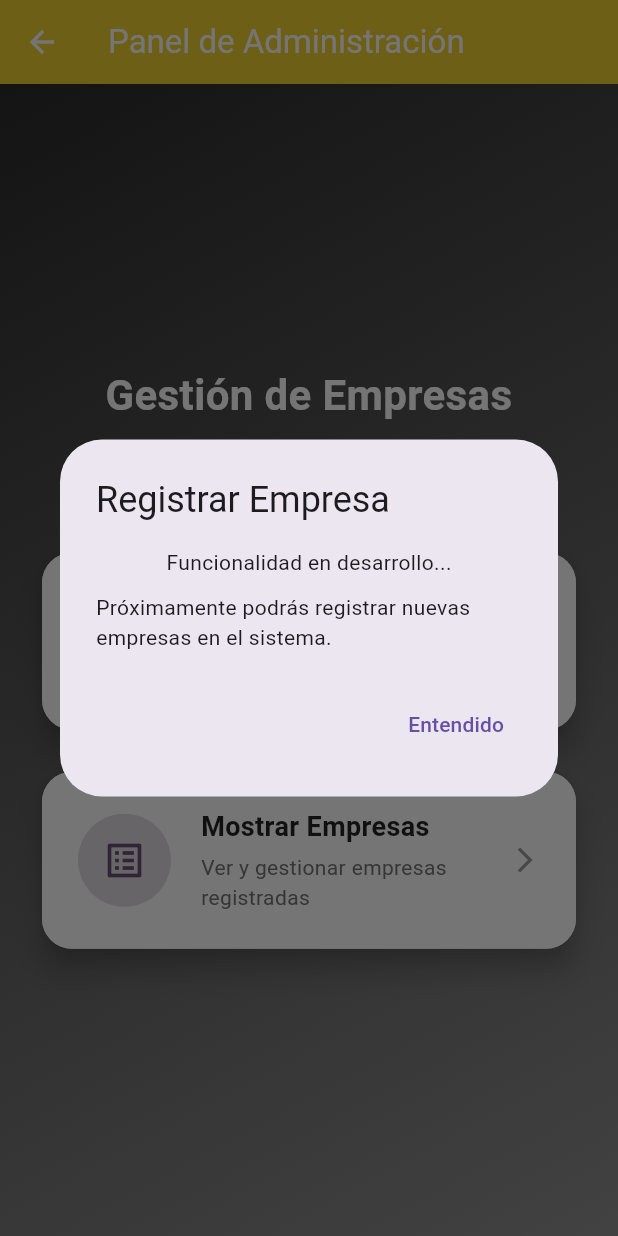
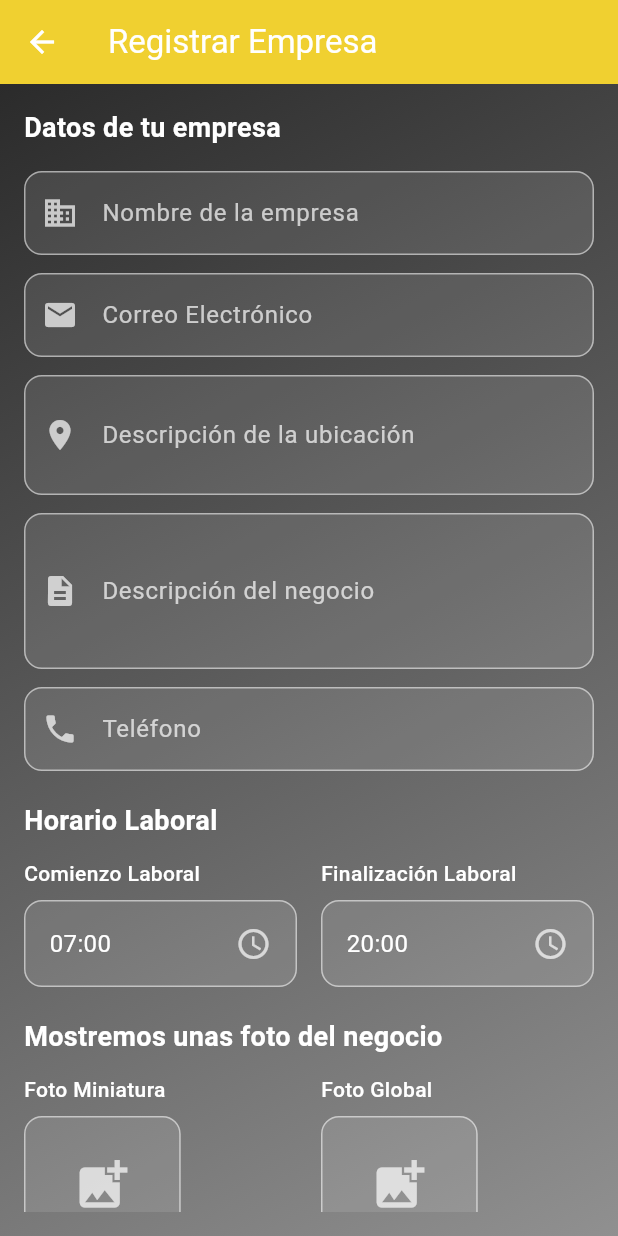
Before and after one commit to cjunior70/Proyecto-de-movil, a Flutter app: the HomepageAdmin screen opened directly, after a tap on "Registrar Empresa", on a phone screen of 412 x 824 dp. Run offline on Flutter 3.47's test engine with Material 3 defaults, Android fonts, the phone set to English and light mode, and no system bars; our stand-ins replace flutter_rating_bar, image_picker; network calls fail.

Commit message:
Conexcion de la interfaz de opcion con la intefaz de la empresa

```diff
--- /dev/null
+++ b/lib/ui/Administrador/RegistrarEmpresaPage.dart
@@ -0,0 +1,536 @@
+import 'dart:io';
+import 'package:flutter/material.dart';
+import 'package:image_picker/image_picker.dart';
+import 'package:proyecto/Controllers/empresa_controller.dart';
+import 'package:proyecto/models/empresa_model.dart';
+
+class RegistrarEmpresaPage extends StatefulWidget {
+  const RegistrarEmpresaPage({super.key});
+
+  @override
+  State<RegistrarEmpresaPage> createState() => _RegistroEmpresaPageState();
+}
+
+class _RegistroEmpresaPageState extends State<RegistrarEmpresaPage> {
+  final _formKey = GlobalKey<FormState>();
+  final EmpresaController _empresaController = EmpresaController();
+
+
+  final TextEditingController _nombreController = TextEditingController();
+  final TextEditingController _emailController = TextEditingController();
+  final TextEditingController _direccionController = TextEditingController();
+  final TextEditingController _descripcionController = TextEditingController();
+  final TextEditingController _telefonoController = TextEditingController();
+  final TextEditingController _facebookController = TextEditingController();
+  final TextEditingController _instagramController = TextEditingController();
+  final TextEditingController _whatsappController = TextEditingController();
+
+  TimeOfDay _horaInicio = const TimeOfDay(hour: 7, minute: 0);
+  TimeOfDay _horaFin = const TimeOfDay(hour: 20, minute: 0);
+
+
+  final ImagePicker _picker = ImagePicker();
+  XFile? _imagenMiniatura;
+  XFile? _imagenGlobal;
+
+  @override
+  void dispose() {
+
+    _nombreController.dispose();
+    _emailController.dispose();
+    _direccionController.dispose();
+    _descripcionController.dispose();
+    _telefonoController.dispose();
+    _facebookController.dispose();
+    _instagramController.dispose();
+    _whatsappController.dispose();
+    super.dispose();
+  }
+
+
+  Future<void> _seleccionarImagen(bool esMiniatura) async {
+    final XFile? imagen = await _picker.pickImage(source: ImageSource.gallery);
+    if (imagen != null) {
+      setState(() {
+        if (esMiniatura) {
+          _imagenMiniatura = imagen;
+        } else {
+          _imagenGlobal = imagen;
+        }
+      });
+    }
+  }
+
+
+  Future<void> _seleccionarHora(bool esInicio) async {
+    final TimeOfDay? horaSeleccionada = await showTimePicker(
+      context: context,
+      initialTime: esInicio ? _horaInicio : _horaFin,
+      builder: (context, child) {
+        return Theme(
+          data: ThemeData.dark(),
+          child: child!,
+        );
+      },
+    );
+
+    if (horaSeleccionada != null) {
+      setState(() {
+        if (esInicio) {
+          _horaInicio = horaSeleccionada;
+        } else {
+          _horaFin = horaSeleccionada;
+        }
+      });
+    }
+  }
+
+  @override
+  Widget build(BuildContext context) {
+    return Scaffold(
+      appBar: AppBar(
+        title: const Text('Registrar Empresa'),
+        backgroundColor: const Color.fromARGB(255, 240, 208, 48),
+        foregroundColor: Colors.white,
+        elevation: 0,
+      ),
+      body: Container(
+        decoration: const BoxDecoration(
+          gradient: LinearGradient(
+            begin: Alignment.topLeft,
+            end: Alignment.bottomRight,
+            colors: [
+              Color.fromARGB(255, 43, 43, 43),
+              Color.fromARGB(255, 144, 144, 144),
+            ],
+          ),
+        ),
+        child: Form(
+          key: _formKey,
+          child: Padding(
+            padding: const EdgeInsets.all(16.0),
+            child: SingleChildScrollView(
+              child: Column(
+                crossAxisAlignment: CrossAxisAlignment.start,
+                children: [
+
+                  _buildSectionTitle('Datos de tu empresa'),
+                  const SizedBox(height: 16),
+
+
+                  _buildTextField(
+                    controller: _nombreController,
+                    label: 'Nombre de la empresa',
+                    icon: Icons.business,
+                    validator: (value) {
+                      if (value == null || value.isEmpty) {
+                        return 'El nombre es obligatorio';
+                      }
+                      return null;
+                    },
+                  ),
+                  const SizedBox(height: 12),
+
+                  _buildTextField(
+                    controller: _emailController,
+                    label: 'Correo Electrónico',
+                    icon: Icons.email,
+                    keyboardType: TextInputType.emailAddress,
+                    validator: (value) {
+                      if (value == null || value.isEmpty) {
+                        return 'El correo es obligatorio';
+                      }
+                      if (!value.contains('@')) {
+                        return 'Correo electrónico inválido';
+                      }
+                      return null;
+                    },
+                  ),
+                  const SizedBox(height: 12),
+
+                  _buildTextField(
+                    controller: _direccionController,
+                    label: 'Descripción de la ubicación',
+                    icon: Icons.location_on,
+                    maxLines: 2,
+                    validator: (value) {
+                      if (value == null || value.isEmpty) {
+                        return 'La dirección es obligatoria';
+                      }
+                      return null;
+                    },
+                  ),
+                  const SizedBox(height: 12),
+
+                  _buildTextField(
+                    controller: _descripcionController,
+                    label: 'Descripción del negocio',
+                    icon: Icons.description,
+                    maxLines: 3,
+                  ),
+                  const SizedBox(height: 12),
+
+                  _buildTextField(
+                    controller: _telefonoController,
+                    label: 'Teléfono',
+                    icon: Icons.phone,
+                    keyboardType: TextInputType.phone,
+                    validator: (value) {
+                      if (value == null || value.isEmpty) {
+                        return 'El teléfono es obligatorio';
+                      }
+
+                      if (!RegExp(r'^\d{7,10}$').hasMatch(value)) {
+                        return 'Número inválido (7-10 dígitos)';
+                      }
+                      return null;
+                    },
+                  ),
+                  const SizedBox(height: 20),
+
+
+                  _buildSectionTitle('Horario Laboral'),
+                  const SizedBox(height: 12),
+
+                  Row(
+                    children: [
+                      Expanded(
+                        child: _buildTimePicker(
+                          label: 'Comienzo Laboral',
+                          time: _horaInicio,
+                          onTap: () => _seleccionarHora(true),
+                        ),
+                      ),
+                      const SizedBox(width: 16),
+                      Expanded(
+                        child: _buildTimePicker(
+                          label: 'Finalización Laboral',
+                          time: _horaFin,
+                          onTap: () => _seleccionarHora(false),
+                        ),
+                      ),
+                    ],
+                  ),
+                  const SizedBox(height: 20),
+
+                  _buildSectionTitle('Mostremos unas foto del negocio'),
+                  const SizedBox(height: 12),
+
+                  Row(
+                    children: [
+                      Expanded(
+                        child: _buildImageUploader(
+                          label: 'Foto Miniatura',
+                          imagen: _imagenMiniatura,
+                          onTap: () => _seleccionarImagen(true),
+                        ),
+                      ),
+                      const SizedBox(width: 16),
+                      Expanded(
+                        child: _buildImageUploader(
+                          label: 'Foto Global',
+                          imagen: _imagenGlobal,
+                          onTap: () => _seleccionarImagen(false),
+                        ),
+                      ),
+                    ],
+                  ),
+                  const SizedBox(height: 20),
+
+
+                  _buildSectionTitle('¿Donde queda tu negocio?'),
+                  const SizedBox(height: 8),
+                  const Text(
+                    'Vamos a buscarlo en el mapa',
+                    style: TextStyle(
+                      color: Colors.white70,
+                      fontSize: 14,
+                    ),
+                  ),
+                  const SizedBox(height: 12),
+
+                  _buildMapPlaceholder(),
+                  const SizedBox(height: 20),
+
+
+                  _buildSectionTitle('Redes sociales'),
+                  const SizedBox(height: 12),
+
+                  _buildTextField(
+                    controller: _facebookController,
+                    label: 'Facebook',
+                    icon: Icons.facebook,
+                  ),
+                  const SizedBox(height: 12),
+
+                  _buildTextField(
+                    controller: _instagramController,
+                    label: 'Instagram',
+                    icon: Icons.camera_alt,
+                  ),
+                  const SizedBox(height: 12),
+
+                  _buildTextField(
+                    controller: _whatsappController,
+                    label: 'Whatsapp',
+                    icon: Icons.chat,
+                    keyboardType: TextInputType.phone,
+                  ),
+                  const SizedBox(height: 30),
+
+                  // Botón de guardar
+                  _buildSaveButton(context),
+                  const SizedBox(height: 20),
+                ],
+              ),
+            ),
+          ),
+        ),
+      ),
+    );
+  }
+
+  //  Widget para títulos de seccion
+  Widget _buildSectionTitle(String title) {
+    return Text(
+      title,
+      style: const TextStyle(
+        fontSize: 18,
+        fontWeight: FontWeight.bold,
+        color: Colors.white,
+      ),
+    );
+  }
+
+  // Widget para campos de texto
+  Widget _buildTextField({
+    required TextEditingController controller,
+    required String label,
+    required IconData icon,
+    TextInputType? keyboardType,
+    int maxLines = 1,
+    String? Function(String?)? validator,
+  }) {
+    return TextFormField(
+      controller: controller,
+      keyboardType: keyboardType,
+      maxLines: maxLines,
+      validator: validator,
+      style: const TextStyle(color: Colors.white),
+      decoration: InputDecoration(
+        labelText: label,
+        labelStyle: const TextStyle(color: Colors.white70),
+        prefixIcon: Icon(icon, color: Colors.white70),
+        border: OutlineInputBorder(
+          borderRadius: BorderRadius.circular(12),
+          borderSide: const BorderSide(color: Colors.white54),
+        ),
+        enabledBorder: OutlineInputBorder(
+          borderRadius: BorderRadius.circular(12),
+          borderSide: const BorderSide(color: Colors.white54),
+        ),
+        focusedBorder: OutlineInputBorder(
+          borderRadius: BorderRadius.circular(12),
+          borderSide: const BorderSide(color: Color.fromARGB(255, 240, 208, 48)),
+        ),
+        filled: true,
+        fillColor: Colors.white.withOpacity(0.1),
+      ),
+    );
+  }
+
+  // Widget para seleccionar hora
+  Widget _buildTimePicker({
+    required String label,
+    required TimeOfDay time,
+    required VoidCallback onTap,
+  }) {
+    return Column(
+      crossAxisAlignment: CrossAxisAlignment.start,
+      children: [
+        Text(
+          label,
+          style: const TextStyle(
+            color: Colors.white,
+            fontWeight: FontWeight.w500,
+          ),
+        ),
+        const SizedBox(height: 8),
+        GestureDetector(
+          onTap: onTap,
+          child: Container(
+            padding: const EdgeInsets.all(16),
+            decoration: BoxDecoration(
+              color: Colors.white.withOpacity(0.1),
+              borderRadius: BorderRadius.circular(12),
+              border: Border.all(color: Colors.white54),
+            ),
+            child: Row(
+              mainAxisAlignment: MainAxisAlignment.spaceBetween,
+              children: [
+                Text(
+                  '${time.hour.toString().padLeft(2, '0')}:${time.minute.toString().padLeft(2, '0')}',
+                  style: const TextStyle(
+                    color: Colors.white,
+                    fontSize: 16,
+                  ),
+                ),
+                const Icon(
+                  Icons.access_time,
+                  color: Colors.white70,
+                ),
+              ],
+            ),
+          ),
+        ),
+      ],
+    );
+  }
+
+  // Widget para imágenes
+  Widget _buildImageUploader({
+    required String label,
+    required XFile? imagen,
+    required VoidCallback onTap,
+  }) {
+    return Column(
+      crossAxisAlignment: CrossAxisAlignment.start,
+      children: [
+        Text(
+          label,
+          style: const TextStyle(
+            color: Colors.white,
+            fontWeight: FontWeight.w500,
+          ),
+        ),
+        const SizedBox(height: 8),
+        GestureDetector(
+          onTap: onTap,
+          child: Container(
+            height: 120,
+            decoration: BoxDecoration(
+              color: Colors.white.withOpacity(0.1),
+              borderRadius: BorderRadius.circular(12),
+              border: Border.all(
+                color: Colors.white54,
+                style: BorderStyle.solid,
+              ),
+            ),
+            child: imagen == null
+                ? const Column(
+                    mainAxisAlignment: MainAxisAlignment.center,
+                    children: [
+                      Icon(
+                        Icons.add_photo_alternate,
+                        color: Colors.white70,
+                        size: 40,
+                      ),
+                      SizedBox(height: 8),
+                      Text(
+                        'Agregar imagen',
+                        style: TextStyle(
+                          color: Colors.white70,
+                          fontSize: 14,
+                        ),
+                      ),
+                    ],
+                  )
+                : ClipRRect(
+                    borderRadius: BorderRadius.circular(12),
+                    child: Image.file(
+                      File(imagen.path),
+                      fit: BoxFit.cover,
+                      width: double.infinity,
+                    ),
+                  ),
+          ),
+        ),
+      ],
+    );
+  }
+
+  // Widget para el mapa
+  Widget _buildMapPlaceholder() {
+    return Container(
+      height: 200,
+      decoration: BoxDecoration(
+        color: Colors.white,
+        borderRadius: BorderRadius.circular(12),
+        border: Border.all(color: Colors.white54),
+      ),
+      child: const Column(
+        mainAxisAlignment: MainAxisAlignment.center,
+        children: [
+          Icon(
+            Icons.map,
+            color: Colors.white70,
+            size: 50,
+          ),
+          SizedBox(height: 8),
+          Text(
+            'Mapa interactivo - Próximamente',
+            style: TextStyle(
+              color: Colors.white70,
+              fontSize: 14,
+            ),
+          ),
+        ],
+      ),
+    );
+  }
+
+  // 💾 Botón para guardar
+  Widget _buildSaveButton(BuildContext context) {
+    return SizedBox(
+      width: double.infinity,
+      child: ElevatedButton(
+        onPressed: _guardarEmpresa,
+        style: ElevatedButton.styleFrom(
+          backgroundColor: const Color.fromARGB(255, 240, 208, 48),
+          foregroundColor: Colors.white,
+          padding: const EdgeInsets.symmetric(vertical: 16),
+          shape: RoundedRectangleBorder(
+            borderRadius: BorderRadius.circular(12),
+          ),
+          elevation: 4,
+        ),
+        child: const Text(
+          'Guardar Empresa',
+          style: TextStyle(
+            fontSize: 16,
+            fontWeight: FontWeight.bold,
+          ),
+        ),
+      ),
+    );
+  }
+
+  // 💾 Método para guardar la empresa
+  void _guardarEmpresa() {
+  if (_formKey.currentState!.validate()) {
+    final nuevaEmpresa = Empresa(
+      id: DateTime.now().millisecondsSinceEpoch.toString(),
+      nombre: _nombreController.text,
+      direccion: _direccionController.text,
+      telefono: _telefonoController.text,
+      email: _emailController.text,
+      descripcion: _descripcionController.text,
+      redesSociales: [
+        if (_facebookController.text.isNotEmpty) _facebookController.text,
+        if (_instagramController.text.isNotEmpty) _instagramController.text,
+        if (_whatsappController.text.isNotEmpty) _whatsappController.text,
+      ],
+      totalReviews: 0,
+      ratingPromedio: 0.0,
+    );
+
+
+      // Guardar en controller
+      _empresaController.actualizarEmpresa(nuevaEmpresa);
+
+      // Volver y enviar la nueva empresa
+      Navigator.pop(context, nuevaEmpresa);
+
+    }
+  }
+}
--- a/lib/ui/home/homepageAdmin.dart
+++ b/lib/ui/home/homepageAdmin.dart
@@ -1,4 +1,5 @@
 import 'package:flutter/material.dart';
+import 'package:proyecto/ui/Administrador/RegistrarEmpresaPage.dart';
 import 'package:proyecto/ui/Administrador/mostrarEmpresa.dart';
 
 class HomepageAdmin extends StatelessWidget {
@@ -154,24 +155,10 @@ class HomepageAdmin extends StatelessWidget {
   }
 
   void _mostrarRegistrarEmpresa(BuildContext context) {
-    showDialog(
-      context: context,
-      builder: (context) => AlertDialog(
-        title: const Text('Registrar Empresa'),
-        content: const Column(
-          mainAxisSize: MainAxisSize.min,
-          children: [
-            Text('Funcionalidad en desarrollo...'),
-            SizedBox(height: 10),
-            Text('Próximamente podrás registrar nuevas empresas en el sistema.'),
-          ],
-        ),
-        actions: [
-          TextButton(
-            onPressed: () => Navigator.pop(context),
-            child: const Text('Entendido'),
-          ),
-        ],
+    Navigator.push(
+      context,
+      MaterialPageRoute(
+        builder: (context) => const RegistrarEmpresaPage(),
       ),
     );
   }
--- a/pubspec.yaml
+++ b/pubspec.yaml
@@ -33,7 +33,7 @@ dependencies:
 
   flutter_rating_bar: ^4.0.1
   cupertino_icons: ^1.0.8
-  image_picker: ^1.1.2
+  image_picker: ^1.1.1
 
 
 dev_dependencies:
```
